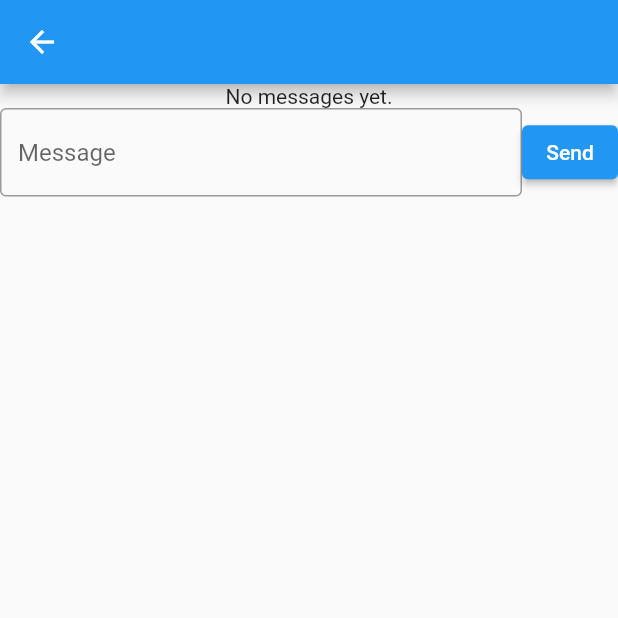
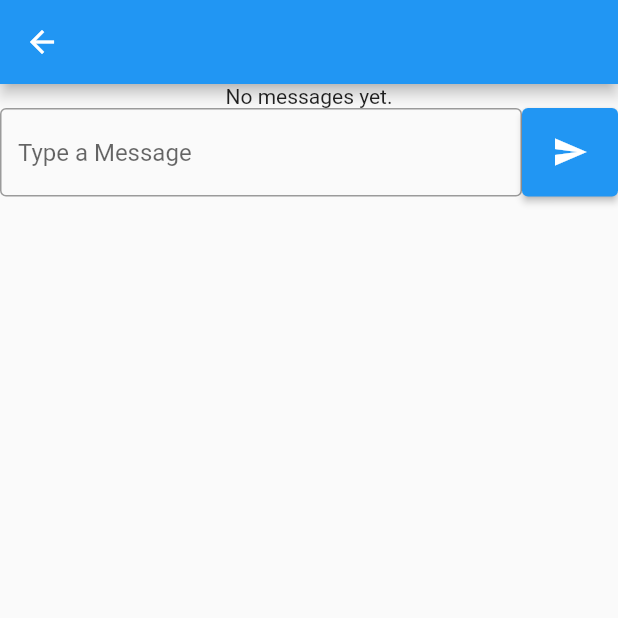
Before and after one commit to Mickael-Lokhate/ft_hangout, a Flutter app: the MessagesInterface screen opened directly with empty values, on a phone screen of 412 x 824 dp, the top half of it. Run offline on Flutter 3.47's test engine with Material 2 defaults, Android fonts, the phone set to English and light mode, and no system bars; missing offline and left inert: telephony.

Commit message:
WIP UI updates

```diff
--- a/lib/screens/messages.dart
+++ b/lib/screens/messages.dart
@@ -40,11 +40,14 @@ class _MessagesInterfaceState extends State<MessagesInterface> {
   Widget _buildForm() {
     return Form(
       key: _formKey,
-      child: Row(
-        children: <Widget>[
-          Expanded(child: _buildMessageInput()),
-          _buildSendButton()
-        ],
+      child: IntrinsicHeight(
+        child: Row(
+          crossAxisAlignment: CrossAxisAlignment.stretch,
+          children: <Widget>[
+            Expanded(child: _buildMessageInput()),
+            _buildSendButton()
+          ],
+        )
       )
     );
   }
@@ -54,7 +57,7 @@ class _MessagesInterfaceState extends State<MessagesInterface> {
       controller: messageController,
       decoration: const InputDecoration(
         border: OutlineInputBorder(),
-        hintText: 'Message'
+        hintText: 'Type a Message'
       ),
       validator: (value) {
         if (value == null || value.isEmpty) {
@@ -70,8 +73,6 @@ class _MessagesInterfaceState extends State<MessagesInterface> {
       onPressed: () async {
         bool? permSms = await widget.telephony.requestSmsPermissions;
         if (_formKey.currentState!.validate() && permSms != null && permSms) {
-            print('NEED SEND MESSAGE');
-
             await widget.telephony.sendSms(
               to: widget.currentContact.phonenumber,
               message: messageController.text,
@@ -80,7 +81,7 @@ class _MessagesInterfaceState extends State<MessagesInterface> {
             messageController.text = '';
         }
       },
-      child: const Text('Send'),
+      child: const Icon(Icons.send),
     );
   }
 
```
